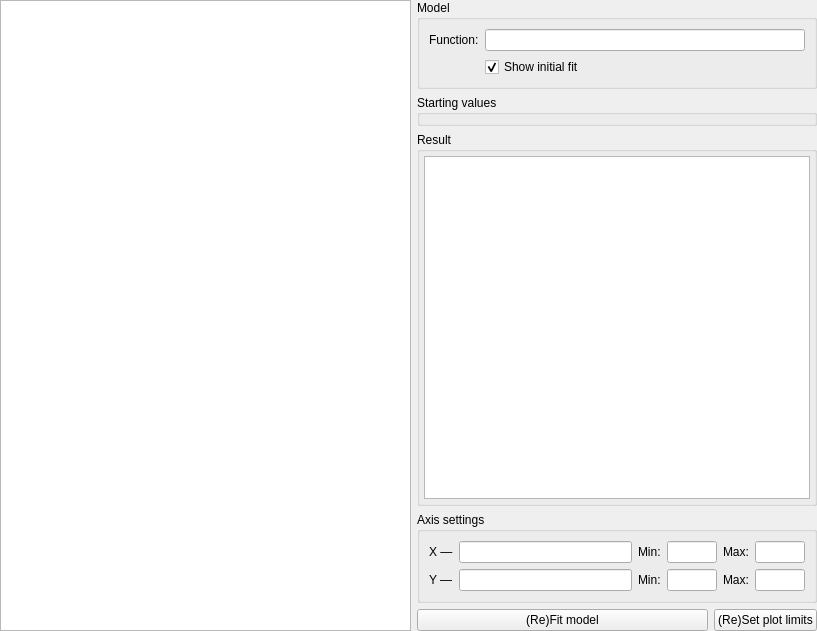
Before: the Qt Designer form src/tailor/resources/plot_tab.ui in davidfokkema/tailor, drawn with Qt 5.
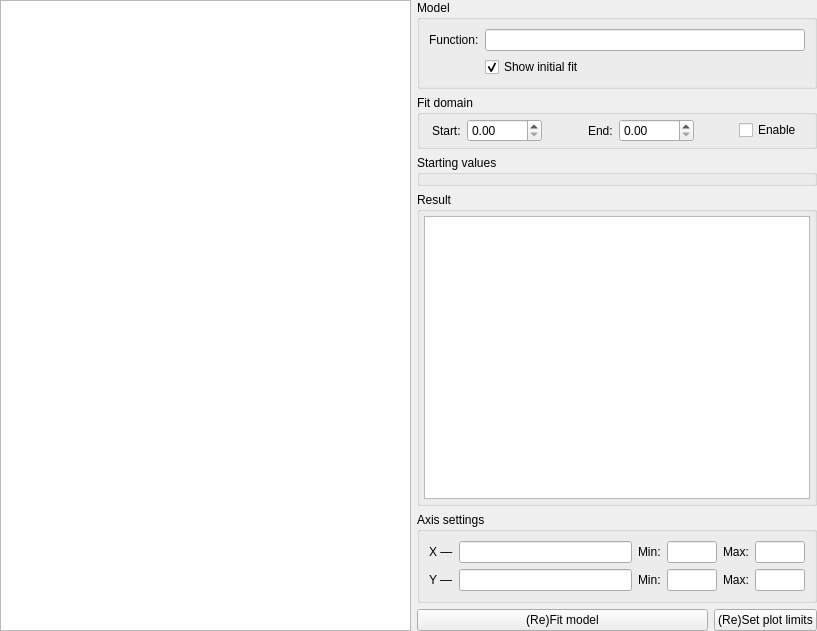
After: the same form once the commit is applied. Custom widgets are drawn as their Qt base class.

Commit message: Implemented fit domain selection

Patch:
```diff
--- a/src/tailor/resources/plot_tab.ui
+++ b/src/tailor/resources/plot_tab.ui
@@ -94,6 +94,94 @@
        </layout>
       </widget>
      </item>
+     <item>
+      <widget class="QGroupBox" name="groupBox_4">
+       <property name="title">
+        <string>Fit domain</string>
+       </property>
+       <layout class="QHBoxLayout" name="horizontalLayout_4">
+        <property name="leftMargin">
+         <number>12</number>
+        </property>
+        <property name="topMargin">
+         <number>4</number>
+        </property>
+        <property name="rightMargin">
+         <number>12</number>
+        </property>
+        <property name="bottomMargin">
+         <number>4</number>
+        </property>
+        <item>
+         <widget class="QLabel" name="label_7">
+          <property name="text">
+           <string>Start:</string>
+          </property>
+         </widget>
+        </item>
+        <item>
+         <widget class="SpinBox" name="fit_start_box">
+          <property name="minimumSize">
+           <size>
+            <width>75</width>
+            <height>0</height>
+           </size>
+          </property>
+         </widget>
+        </item>
+        <item>
+         <spacer name="horizontalSpacer_2">
+          <property name="orientation">
+           <enum>Qt::Horizontal</enum>
+          </property>
+          <property name="sizeHint" stdset="0">
+           <size>
+            <width>10</width>
+            <height>20</height>
+           </size>
+          </property>
+         </spacer>
+        </item>
+        <item>
+         <widget class="QLabel" name="label_8">
+          <property name="text">
+           <string>End:</string>
+          </property>
+         </widget>
+        </item>
+        <item>
+         <widget class="SpinBox" name="fit_end_box">
+          <property name="minimumSize">
+           <size>
+            <width>75</width>
+            <height>0</height>
+           </size>
+          </property>
+         </widget>
+        </item>
+        <item>
+         <spacer name="horizontalSpacer_3">
+          <property name="orientation">
+           <enum>Qt::Horizontal</enum>
+          </property>
+          <property name="sizeHint" stdset="0">
+           <size>
+            <width>10</width>
+            <height>20</height>
+           </size>
+          </property>
+         </spacer>
+        </item>
+        <item>
+         <widget class="QCheckBox" name="use_fit_domain">
+          <property name="text">
+           <string>Enable</string>
+          </property>
+         </widget>
+        </item>
+       </layout>
+      </widget>
+     </item>
      <item>
       <widget class="QGroupBox" name="parameter_box">
        <property name="title">
@@ -262,6 +350,11 @@
    <extends>QGraphicsView</extends>
    <header>pyqtgraph</header>
   </customwidget>
+  <customwidget>
+   <class>SpinBox</class>
+   <extends>QDoubleSpinBox</extends>
+   <header>pyqtgraph</header>
+  </customwidget>
  </customwidgets>
  <tabstops>
   <tabstop>model_func</tabstop>
```
Left out of the diff: 7 changed lines with no effect on the pictures. The commit also changes 2 other files.
